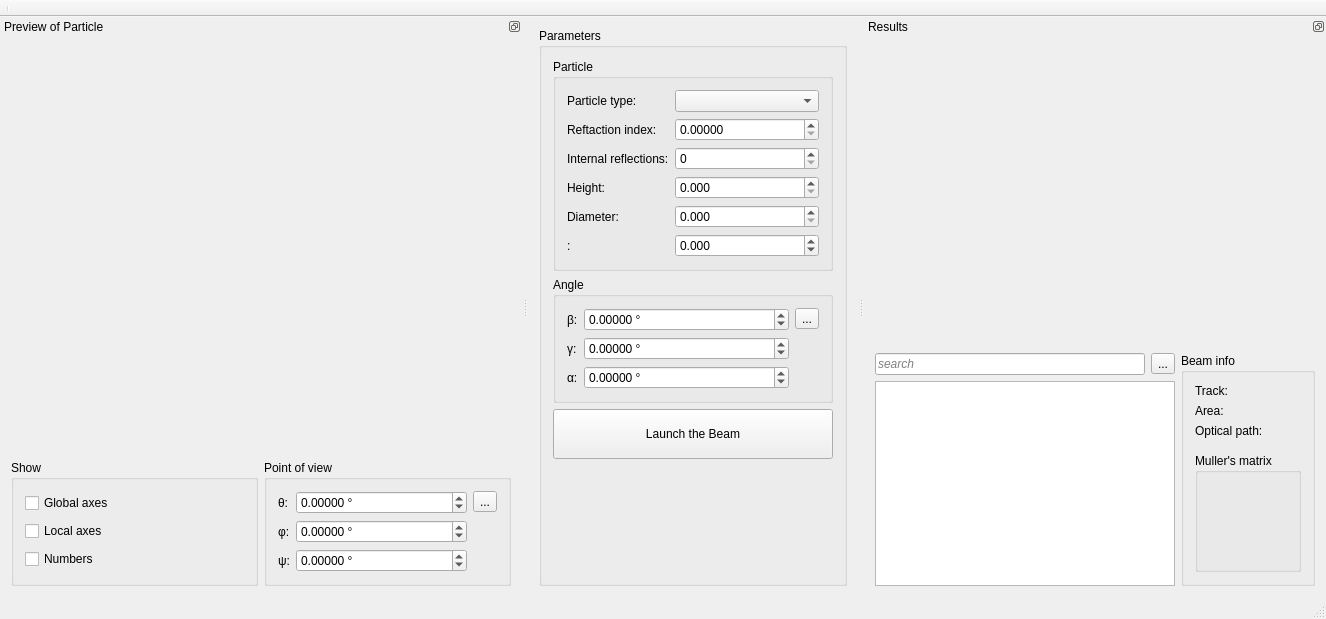
This is src/ui/MainWindow.ui in Heart-Under-Blade/BS_visual as Qt 5 draws it before an edit. The edited form follows.
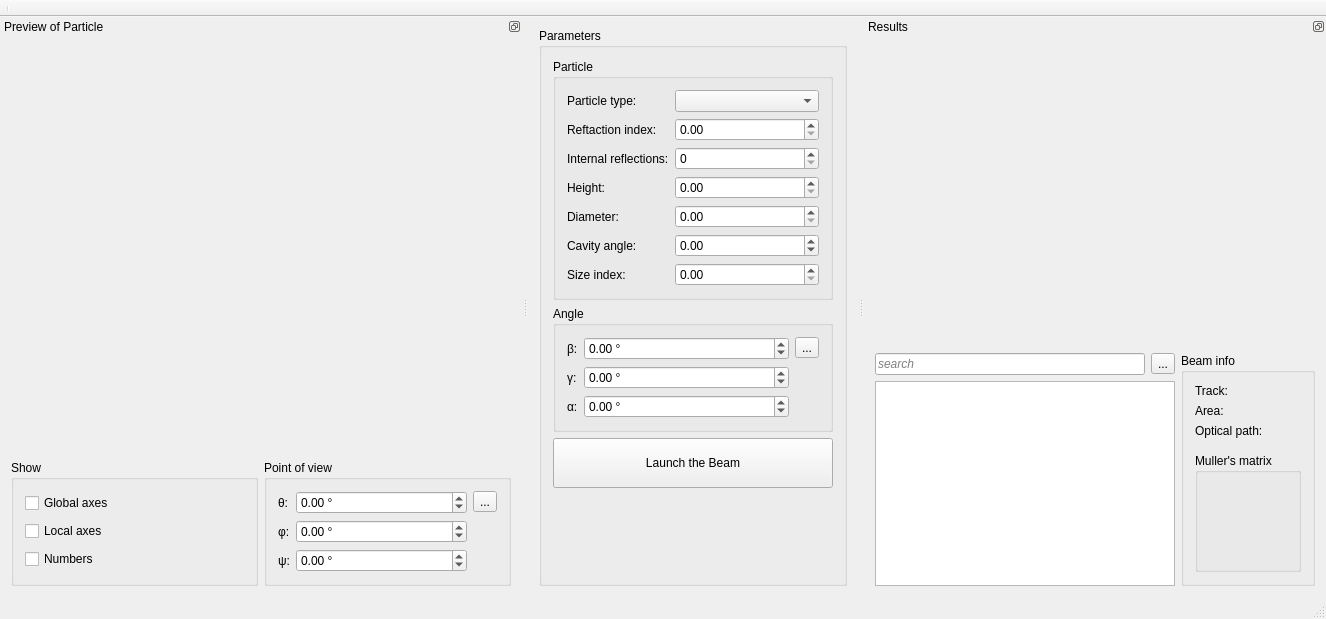
This is the edited form. Icons and pictures are not drawn.

Patch:
```diff
--- a/src/ui/MainWindow.ui
+++ b/src/ui/MainWindow.ui
@@ -76,9 +76,6 @@
               <property name="suffix">
                <string> °</string>
               </property>
-              <property name="decimals">
-               <number>5</number>
-              </property>
               <property name="minimum">
                <double>-360.000000000000000</double>
               </property>
@@ -99,9 +96,6 @@
               <property name="suffix">
                <string> °</string>
               </property>
-              <property name="decimals">
-               <number>5</number>
-              </property>
               <property name="minimum">
                <double>-360.000000000000000</double>
               </property>
@@ -122,9 +116,6 @@
               <property name="suffix">
                <string> °</string>
               </property>
-              <property name="decimals">
-               <number>5</number>
-              </property>
               <property name="minimum">
                <double>-360.000000000000000</double>
               </property>
@@ -204,9 +195,6 @@
                 <verstretch>0</verstretch>
                </sizepolicy>
               </property>
-              <property name="decimals">
-               <number>5</number>
-              </property>
               <property name="maximum">
                <double>99999.990000000005239</double>
               </property>
@@ -247,9 +235,6 @@
             </item>
             <item row="3" column="1">
              <widget class="QDoubleSpinBox" name="doubleSpinBox_height">
-              <property name="decimals">
-               <number>3</number>
-              </property>
               <property name="maximum">
                <double>9999999.000000000000000</double>
               </property>
@@ -264,9 +249,6 @@
             </item>
             <item row="4" column="1">
              <widget class="QDoubleSpinBox" name="doubleSpinBox_diameter">
-              <property name="decimals">
-               <number>3</number>
-              </property>
               <property name="minimum">
                <double>0.000000000000000</double>
               </property>
@@ -278,15 +260,12 @@
             <item row="5" column="0">
              <widget class="QLabel" name="label_additional">
               <property name="text">
-               <string>&lt;Additional&gt;:</string>
+               <string>Cavity angle:</string>
               </property>
              </widget>
             </item>
             <item row="5" column="1">
-             <widget class="QDoubleSpinBox" name="doubleSpinBox_additional">
-              <property name="decimals">
-               <number>3</number>
-              </property>
+             <widget class="QDoubleSpinBox" name="doubleSpinBox_cavityAngle">
               <property name="minimum">
                <double>-9999999.000000000000000</double>
               </property>
@@ -295,6 +274,16 @@
               </property>
              </widget>
             </item>
+            <item row="6" column="0">
+             <widget class="QLabel" name="label_sizeIndex">
+              <property name="text">
+               <string>Size index:</string>
+              </property>
+             </widget>
+            </item>
+            <item row="6" column="1">
+             <widget class="QDoubleSpinBox" name="doubleSpinBox_sizeIndex"/>
+            </item>
            </layout>
           </item>
          </layout>
@@ -366,9 +355,6 @@
             <property name="suffix">
              <string> °</string>
             </property>
-            <property name="decimals">
-             <number>5</number>
-            </property>
             <property name="minimum">
              <double>-360.000000000000000</double>
             </property>
@@ -392,9 +378,6 @@
             <property name="suffix">
              <string> °</string>
             </property>
-            <property name="decimals">
-             <number>5</number>
-            </property>
             <property name="minimum">
              <double>-360.000000000000000</double>
             </property>
@@ -418,9 +401,6 @@
             <property name="suffix">
              <string> °</string>
             </property>
-            <property name="decimals">
-             <number>5</number>
-            </property>
             <property name="minimum">
              <double>-360.000000000000000</double>
             </property>
```
Left out of the diff: 2 changed lines with no effect on the pictures.
